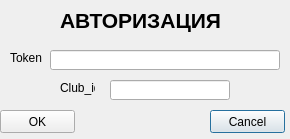
Old version of the form проект1/untitled.ui in the repository SH1SH4/timetable.
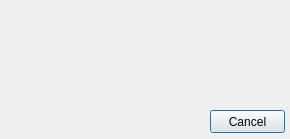
New version of the form.

```diff
--- a/проект1/untitled.ui
+++ b/проект1/untitled.ui
@@ -13,65 +13,6 @@
   <property name="windowTitle">
    <string>Dialog</string>
   </property>
-  <widget class="QLabel" name="label">
-   <property name="geometry">
-    <rect>
-     <x>60</x>
-     <y>0</y>
-     <width>171</width>
-     <height>41</height>
-    </rect>
-   </property>
-   <property name="text">
-    <string>&lt;html&gt;&lt;head/&gt;&lt;body&gt;&lt;p&gt;&lt;span style=&quot; font-size:16pt; font-weight:600;&quot;&gt;АВТОРИЗАЦИЯ&lt;/span&gt;&lt;/p&gt;&lt;/body&gt;&lt;/html&gt;</string>
-   </property>
-  </widget>
-  <widget class="QLabel" name="label_2">
-   <property name="geometry">
-    <rect>
-     <x>10</x>
-     <y>50</y>
-     <width>35</width>
-     <height>15</height>
-    </rect>
-   </property>
-   <property name="text">
-    <string>Token</string>
-   </property>
-  </widget>
-  <widget class="QLabel" name="label_3">
-   <property name="geometry">
-    <rect>
-     <x>60</x>
-     <y>80</y>
-     <width>35</width>
-     <height>15</height>
-    </rect>
-   </property>
-   <property name="text">
-    <string>Club_id</string>
-   </property>
-  </widget>
-  <widget class="QLineEdit" name="EditToken">
-   <property name="geometry">
-    <rect>
-     <x>50</x>
-     <y>50</y>
-     <width>230</width>
-     <height>20</height>
-    </rect>
-   </property>
-  </widget>
-  <widget class="QLineEdit" name="EditId">
-   <property name="geometry">
-    <rect>
-     <x>110</x>
-     <y>80</y>
-     <width>120</width>
-     <height>20</height>
-    </rect>
-   </property>
-  </widget>
   <widget class="QPushButton" name="CancelButton">
    <property name="geometry">
     <rect>
@@ -85,19 +26,6 @@
     <string>Cancel</string>
    </property>
   </widget>
-  <widget class="QPushButton" name="OkButton">
-   <property name="geometry">
-    <rect>
-     <x>0</x>
-     <y>110</y>
-     <width>75</width>
-     <height>23</height>
-    </rect>
-   </property>
-   <property name="text">
-    <string>OK</string>
-   </property>
-  </widget>
  </widget>
  <resources/>
  <connections/>
```
